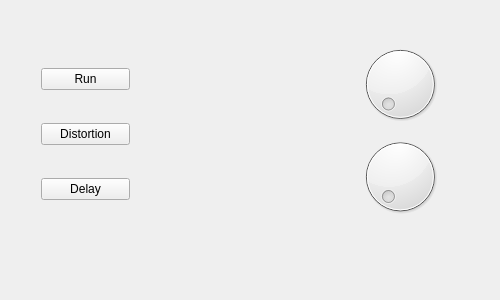
Before: the Qt Designer form code/GUI/mainwindow.ui in LemonRepublica/RPI_AMP, drawn with Qt 5.
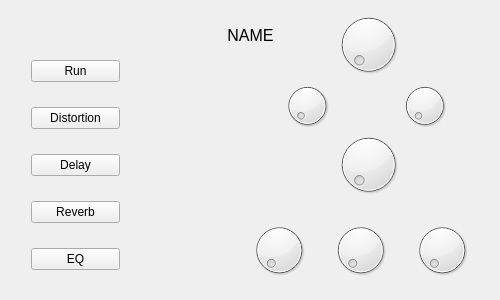
After: the same form once the commit is applied.

Patch:
```diff
--- a/code/GUI/mainwindow.ui
+++ b/code/GUI/mainwindow.ui
@@ -38,31 +38,13 @@
      <height>300</height>
     </size>
    </property>
-   <widget class="QWidget" name="verticalLayoutWidget">
-    <property name="geometry">
-     <rect>
-      <x>320</x>
-      <y>30</y>
-      <width>160</width>
-      <height>201</height>
-     </rect>
-    </property>
-    <layout class="QVBoxLayout" name="verticalLayout">
-     <item>
-      <widget class="QDial" name="dial"/>
-     </item>
-     <item>
-      <widget class="QDial" name="dial_2"/>
-     </item>
-    </layout>
-   </widget>
    <widget class="QWidget" name="verticalLayoutWidget_2">
     <property name="geometry">
      <rect>
-      <x>30</x>
+      <x>20</x>
       <y>30</y>
       <width>111</width>
-      <height>211</height>
+      <height>271</height>
      </rect>
     </property>
     <layout class="QVBoxLayout" name="verticalLayout_2">
@@ -87,8 +69,102 @@
        </property>
       </widget>
      </item>
+     <item>
+      <widget class="QPushButton" name="pushButton_4">
+       <property name="text">
+        <string>Reverb</string>
+       </property>
+      </widget>
+     </item>
+     <item>
+      <widget class="QPushButton" name="pushButton_5">
+       <property name="text">
+        <string>EQ</string>
+       </property>
+      </widget>
+     </item>
     </layout>
    </widget>
+   <widget class="QDial" name="dial">
+    <property name="geometry">
+     <rect>
+      <x>330</x>
+      <y>10</y>
+      <width>77</width>
+      <height>69</height>
+     </rect>
+    </property>
+   </widget>
+   <widget class="QDial" name="dial_4">
+    <property name="geometry">
+     <rect>
+      <x>330</x>
+      <y>130</y>
+      <width>77</width>
+      <height>69</height>
+     </rect>
+    </property>
+   </widget>
+   <widget class="QWidget" name="horizontalLayoutWidget">
+    <property name="geometry">
+     <rect>
+      <x>230</x>
+      <y>210</y>
+      <width>261</width>
+      <height>80</height>
+     </rect>
+    </property>
+    <layout class="QHBoxLayout" name="horizontalLayout">
+     <item>
+      <widget class="QDial" name="dial_5"/>
+     </item>
+     <item>
+      <widget class="QDial" name="dial_6"/>
+     </item>
+     <item>
+      <widget class="QDial" name="dial_7"/>
+     </item>
+    </layout>
+   </widget>
+   <widget class="QWidget" name="horizontalLayoutWidget_2">
+    <property name="geometry">
+     <rect>
+      <x>240</x>
+      <y>70</y>
+      <width>251</width>
+      <height>71</height>
+     </rect>
+    </property>
+    <layout class="QHBoxLayout" name="horizontalLayout_2">
+     <item>
+      <widget class="QDial" name="dial_2"/>
+     </item>
+     <item>
+      <widget class="QDial" name="dial_3"/>
+     </item>
+    </layout>
+   </widget>
+   <widget class="QLabel" name="label">
+    <property name="geometry">
+     <rect>
+      <x>190</x>
+      <y>20</y>
+      <width>121</width>
+      <height>31</height>
+     </rect>
+    </property>
+    <property name="font">
+     <font>
+      <pointsize>12</pointsize>
+     </font>
+    </property>
+    <property name="text">
+     <string>NAME</string>
+    </property>
+    <property name="alignment">
+     <set>Qt::AlignCenter</set>
+    </property>
+   </widget>
   </widget>
  </widget>
  <layoutdefault spacing="6" margin="11"/>
```
